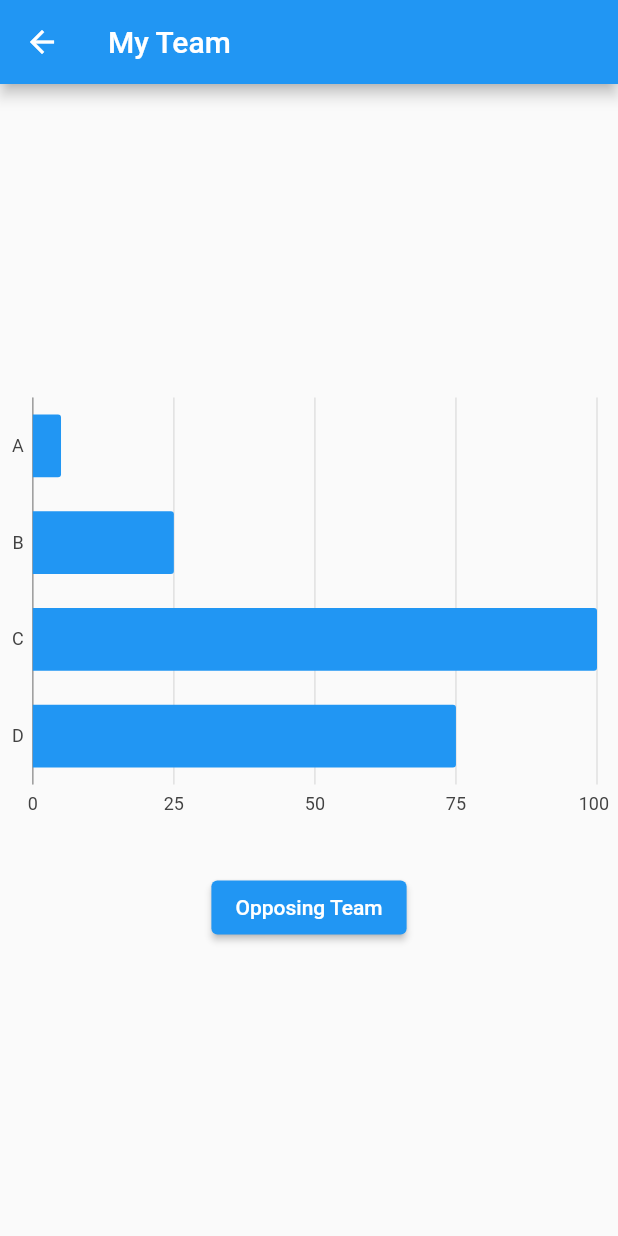
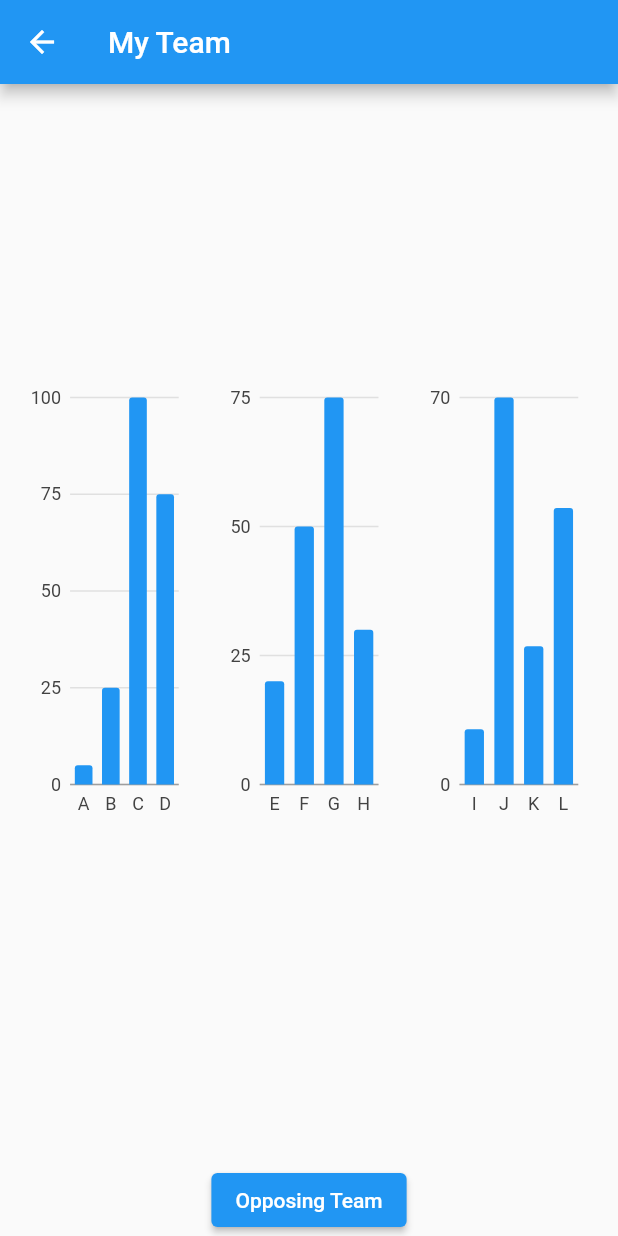
Before and after one commit to FRC4903/DriverCompanionApp, a Flutter app: the screen it shows after launch, after a tap on "Generate Data", on a phone screen of 412 x 824 dp. Run offline on Flutter 3.47's test engine with Material 2 defaults, Android fonts, the phone set to English and light mode, and no system bars; our stand-ins replace charts_flutter, csv, file_picker.

Commit message:
reading csv

```diff
--- a/driver_companion_app/lib/main.dart
+++ b/driver_companion_app/lib/main.dart
@@ -1,5 +1,11 @@
 import 'package:flutter/material.dart';
 import 'package:charts_flutter/flutter.dart' as charts;
+import 'package:file_picker/file_picker.dart';
+import 'package:csv/csv.dart';
+import 'package:path_provider/path_provider.dart';
+import 'package:csv/csv.dart';
+import 'dart:convert' show utf8;
+import 'dart:io';
 
 void main() {
   runApp(MyApp());
@@ -39,6 +45,21 @@ class ScaffoldState extends State<MyScaffold> {
     'opponent2': '',
     'opponent3': ''
   };
+
+  Future<List<List<dynamic>>?> pickCSVFile() async {
+    FilePickerResult? result = await FilePicker.platform.pickFiles(
+      type: FileType.custom,
+      allowedExtensions: ['csv'],
+    );
+    if (result != null) {
+      PlatformFile file = result.files.first;
+      String filePath = file.path.toString();
+      List<List<dynamic>> csvTable = const CsvToListConverter()
+          .convert(utf8.decode(await File(filePath).readAsBytes()));
+      return csvTable;
+    }
+    return null;
+  }
 
   @override
   Widget build(BuildContext context) {
@@ -149,6 +170,13 @@ class ScaffoldState extends State<MyScaffold> {
             },
             child: Text('Generate Data'),
           ),
+          SizedBox(height: 20),
+          ElevatedButton(
+            onPressed: () async {
+              await pickCSVFile();
+            },
+            child: Text('Pick CSV File'),
+          ),
         ],
       ),
     );
@@ -163,11 +191,25 @@ class Page1 extends StatelessWidget {
 
   @override
   Widget build(BuildContext context) {
-    final data = [
+    final data1 = [
       new MyData('A', 5),
       new MyData('B', 25),
       new MyData('C', 100),
       new MyData('D', 75),
+    ];
+
+    final data2 = [
+      new MyData('E', 20),
+      new MyData('F', 50),
+      new MyData('G', 75),
+      new MyData('H', 30),
+    ];
+
+    final data3 = [
+      new MyData('I', 10),
+      new MyData('J', 70),
+      new MyData('K', 25),
+      new MyData('L', 50),
     ];
 
     return Scaffold(
@@ -178,18 +220,70 @@ class Page1 extends StatelessWidget {
         child: Column(
           mainAxisAlignment: MainAxisAlignment.center,
           children: <Widget>[
-            charts.BarChart(
+            Expanded(
+              child: Row(
+                mainAxisAlignment: MainAxisAlignment.spaceEvenly,
+                children: <Widget>[
+                  SizedBox(width: 10),
+                  SizedBox(
+                    width: (MediaQuery.of(context).size.width - 50) / 3,
+                    height: 300,
+                    child: charts.BarChart(
                       [
                         new charts.Series<MyData, String>(
                           id: 'Sales',
-                  colorFn: (_, __) => charts.MaterialPalette.blue.shadeDefault,
+                          colorFn: (_, __) =>
+                              charts.MaterialPalette.blue.shadeDefault,
                           domainFn: (MyData data, _) => data.domain,
                           measureFn: (MyData data, _) => data.measure,
-                  data: data,
+                          data: data1,
                         ),
                       ],
                       animate: true,
-              vertical: false,
+                      vertical: true,
+                    ),
+                  ),
+                  SizedBox(width: 10),
+                  SizedBox(
+                    width: (MediaQuery.of(context).size.width - 50) / 3,
+                    height: 300,
+                    child: charts.BarChart(
+                      [
+                        new charts.Series<MyData, String>(
+                          id: 'Sales',
+                          colorFn: (_, __) =>
+                              charts.MaterialPalette.blue.shadeDefault,
+                          domainFn: (MyData data, _) => data.domain,
+                          measureFn: (MyData data, _) => data.measure,
+                          data: data2,
+                        ),
+                      ],
+                      animate: true,
+                      vertical: true,
+                    ),
+                  ),
+                  SizedBox(width: 10),
+                  SizedBox(
+                    width: (MediaQuery.of(context).size.width - 50) / 3,
+                    height: 300,
+                    child: charts.BarChart(
+                      [
+                        new charts.Series<MyData, String>(
+                          id: 'Sales',
+                          colorFn: (_, __) =>
+                              charts.MaterialPalette.blue.shadeDefault,
+                          domainFn: (MyData data, _) => data.domain,
+                          measureFn: (MyData data, _) => data.measure,
+                          data: data3,
+                        ),
+                      ],
+                      animate: true,
+                      vertical: true,
+                    ),
+                  ),
+                  SizedBox(width: 10),
+                ],
+              ),
             ),
             SizedBox(height: 30),
             ElevatedButton(
```
Lines whose indentation alone changed are shown as unchanged.
